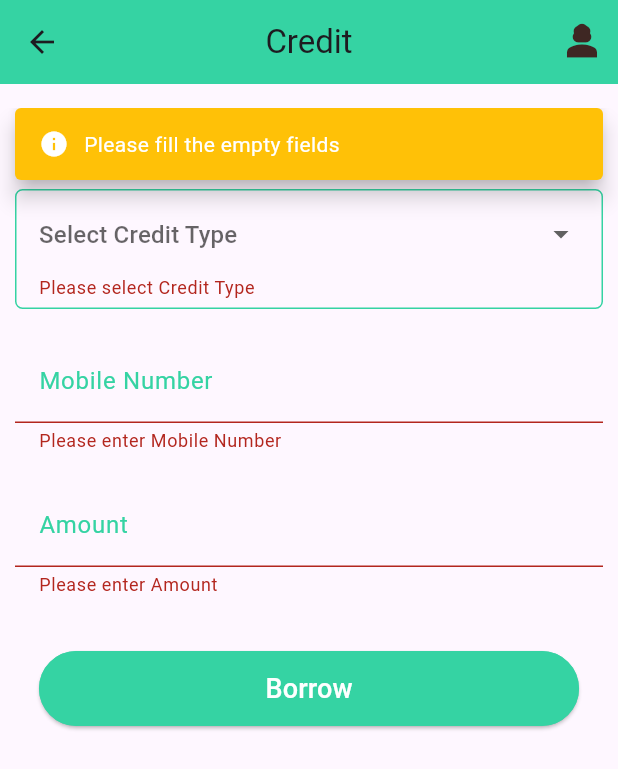
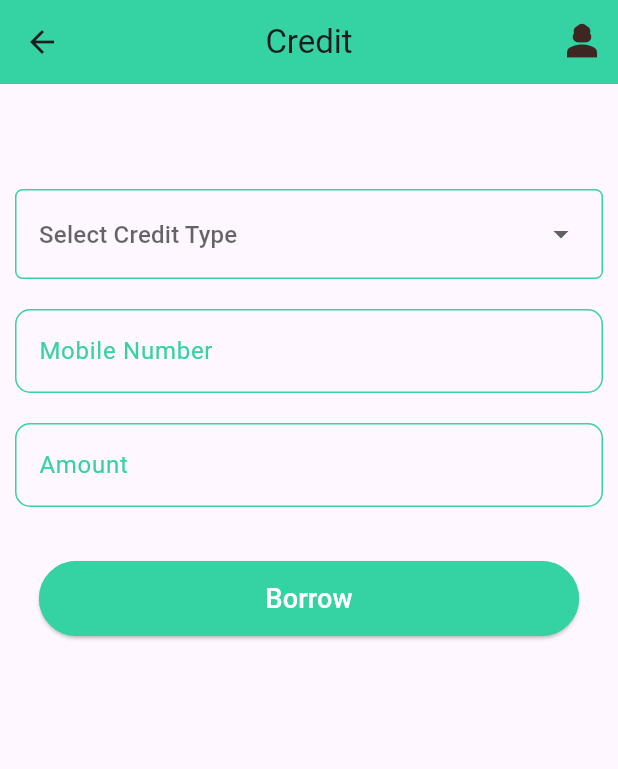
Before and after one commit to zindazed/elevate_pesa, a Flutter app: the BillsPage screen opened directly, after a tap on "Borrow", on a phone screen of 412 x 824 dp. Shown: the top 769 px of the screen. Run offline on Flutter 3.47's test engine with Material 3 defaults, Android fonts, the light colour scheme and no system bars; our stand-ins replace animated_notch_bottom_bar, fl_chart, lottie, percent_indicator, shared_preferences; accounts and stored records are empty.

Commit message:
latest changes and compatibility

```diff
--- a/lib/main.dart
+++ b/lib/main.dart
@@ -189,6 +189,8 @@ class _MyHomePageState extends State<MyHomePage> {
                 // log('current selected index $index');
                 _pageController.jumpToPage(index);
               },
+              kIconSize: 20.0,
+              kBottomRadius: 10.0,
             )
           : null,
     );
--- a/lib/pages/bills.dart
+++ b/lib/pages/bills.dart
@@ -1,8 +1,11 @@
+import 'dart:convert';
+
 import 'package:elevate_pesa/Global/colors.dart';
 import 'package:elevate_pesa/components/notify.dart';
 import 'package:elevate_pesa/components/textInputField.dart';
 import 'package:flutter/material.dart';
 import 'package:intl/intl.dart';
+import 'package:http/http.dart' as http;
 
 class BillsPage extends StatefulWidget {
   BillsPage({Key? key}) : super(key: key);
@@ -162,38 +165,50 @@ class _BillsPageState extends State<BillsPage> {
                           backgroundColor: primaryColor,
                         ),
                         onPressed: () async {
-                          FocusScope.of(context).unfocus();
-                          if (_formKey.currentState!.validate()) {
-                            if (((creditType == "Business Credit") &&
-                                    int.parse(_amountController.text) <=
-                                        50000) ||
-                                ((creditType == "Investment Credit") &&
-                                    int.parse(_amountController.text) <=
-                                        12000)) {
-                              popUp(
-                                  context: context,
-                                  icon: Icons.check_box,
-                                  message:
-                                      "You have successfully borrowed UGX ${NumberFormat('#,###').format((int.parse(_amountController.text)))}",
-                                  bColor: Colors.green,
-                                  tColor: Colors.white);
-                            } else {
-                              popUp(
-                                  context: context,
-                                  icon: Icons.info,
-                                  message:
-                                      "The entered amount exceeds the credit limit",
-                                  bColor: Colors.amber,
-                                  tColor: Colors.white);
-                            }
-                          } else {
-                            popUp(
-                                context: context,
-                                icon: Icons.info,
-                                message: "Please fill the empty fields",
-                                bColor: Colors.amber,
-                                tColor: Colors.white);
-                          }
+                          // FocusScope.of(context).unfocus();
+                          // if (_formKey.currentState!.validate()) {
+                          //   if (((creditType == "Business Credit") &&
+                          //           int.parse(_amountController.text) <=
+                          //               50000) ||
+                          //       ((creditType == "Investment Credit") &&
+                          //           int.parse(_amountController.text) <=
+                          //               12000)) {
+                          //     final response = await http.post(
+                          //       Uri.parse('http://$host:8000/api/credit'),
+                          //       body: jsonEncode({
+                          //         "creditType": creditType,
+                          //         "amount": _amountController.text,
+                          //         "phone": _phoneController.text
+                          //       }),
+                          //       headers: {
+                          //         'Content-Type': 'application/json',
+                          //         'Accept': 'application/json'
+                          //       },
+                          //     );
+                          //     popUp(
+                          //         context: context,
+                          //         icon: Icons.check_box,
+                          //         message:
+                          //             "You have successfully borrowed UGX ${NumberFormat('#,###').format((int.parse(_amountController.text)))}",
+                          //         bColor: Colors.green,
+                          //         tColor: Colors.white);
+                          //   } else {
+                          //     popUp(
+                          //         context: context,
+                          //         icon: Icons.info,
+                          //         message:
+                          //             "The entered amount exceeds the credit limit",
+                          //         bColor: Colors.amber,
+                          //         tColor: Colors.white);
+                          //   }
+                          // } else {
+                          //   popUp(
+                          //       context: context,
+                          //       icon: Icons.info,
+                          //       message: "Please fill the empty fields",
+                          //       bColor: Colors.amber,
+                          //       tColor: Colors.white);
+                          // }
                         },
                         child: Text(
                           "Borrow",
--- a/pubspec.yaml
+++ b/pubspec.yaml
@@ -42,6 +42,7 @@ dependencies:
   fl_chart: ^0.68.0
   shared_preferences: ^2.2.3
   url_launcher: ^6.0.20
+  http: ^1.2.2
 
 dev_dependencies:
   flutter_test:
```
Also changed, not shown: pubspec.lock, 1 other file.
